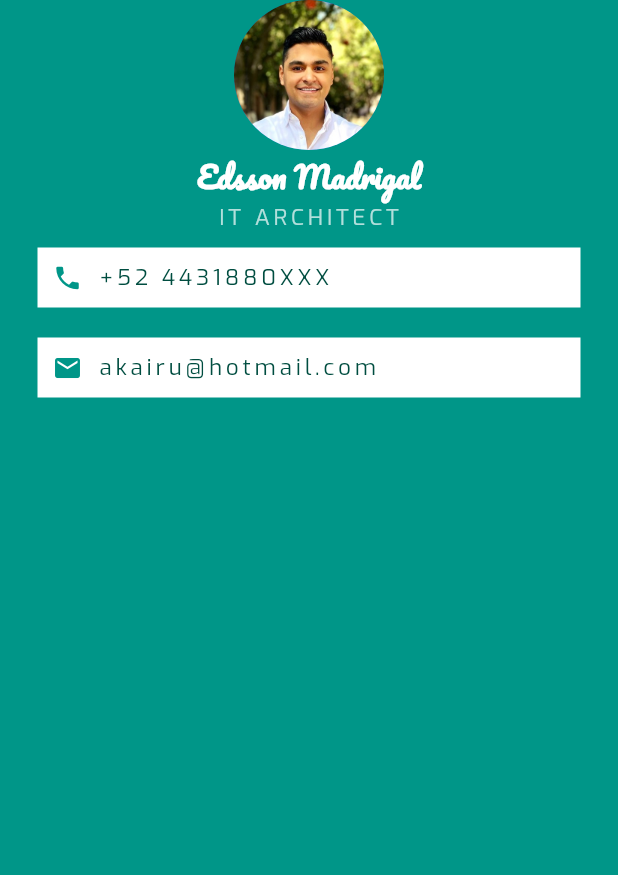
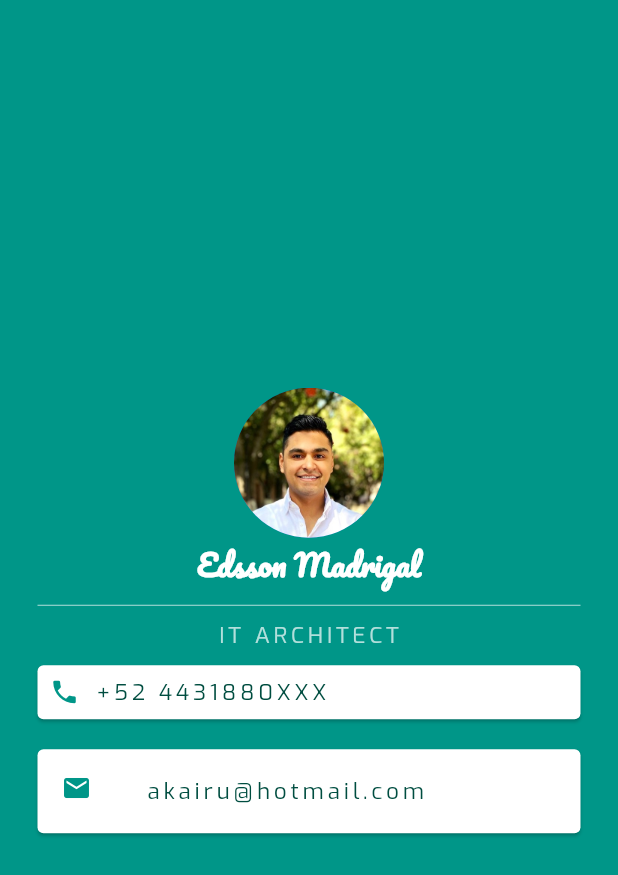
Before and after one commit to edsson-madrigal/flutter-project2-bcard, a Flutter app: the screen it shows after launch, on a phone screen of 412 x 824 dp. Shown: the top 875 px of the screen. Run offline on Flutter 3.47's test engine with Material 2 defaults, Android fonts, the phone set to English and light mode, and no system bars.

Commit message:
cards and paddin, listtile

```diff
--- a/lib/main.dart
+++ b/lib/main.dart
@@ -22,7 +22,7 @@
           child: Column(
             //mainAxisSize: MainAxisSize.max,
             //verticalDirection: VerticalDirection.up,
-            //mainAxisAlignment: MainAxisAlignment.spaceEvenly,
+            mainAxisAlignment: MainAxisAlignment.center,
             //crossAxisAlignment: CrossAxisAlignment.stretch,
 
             children: [
@@ -43,6 +43,14 @@
                     color: Colors.white,
                     fontWeight: FontWeight.bold),
               ),
+              SizedBox(
+                  height: 20,
+                  child: Container(
+                    margin: EdgeInsets.symmetric(horizontal: 25),
+                    child: Divider(
+                      color: Colors.teal.shade100,
+                    ),
+                  )),
               Text(
                 'IT ARCHITECT',
                 style: TextStyle(
@@ -52,10 +60,12 @@
                     color: Colors.teal.shade100,
                     fontWeight: FontWeight.normal),
               ),
-              Container(
+              Card(
                 color: Colors.white,
-                padding: EdgeInsets.all(10.0),
+                //padding: EdgeInsets.all(10.0),
                 margin: EdgeInsets.symmetric(vertical: 10.0, horizontal: 25.0),
+                child: Padding(
+                  padding: const EdgeInsets.all(8.0),
                   child: Row(
                     // ignore: prefer_const_literals_to_create_immutables
                     children: [
@@ -77,20 +87,19 @@
                     ],
                   ),
                 ),
-              Container(
+              ),
+              Card(
                 color: Colors.white,
-                padding: EdgeInsets.all(10.0),
+                //padding: EdgeInsets.all(10.0),
                 margin: EdgeInsets.symmetric(vertical: 10.0, horizontal: 25.0),
-                child: Row(
+                child: ListTile(
                   // ignore: prefer_const_literals_to_create_immutables
-                  children: [
-                    Icon(
+                  leading: Icon(
                     Icons.email,
                     size: 20.0,
                     color: Colors.teal,
                   ),
-                    SizedBox(width: 10.0),
-                    Text(
+                  title: Text(
                     'akairu@hotmail.com',
                     style: TextStyle(
                         fontFamily: 'Exo',
@@ -98,8 +107,7 @@
                         letterSpacing: 2.5,
                         color: Colors.teal.shade900,
                         fontWeight: FontWeight.normal),
-                    )
-                  ],
+                  ),
                 ),
               ),
             ],
```
Lines whose indentation alone changed are shown as unchanged.
